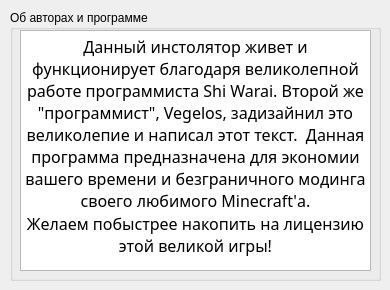
Before: the Qt Designer form Main_Program/Main_Program/design1.ui in ShiWarai/MinecraftModeInstaller, drawn with Qt 5.
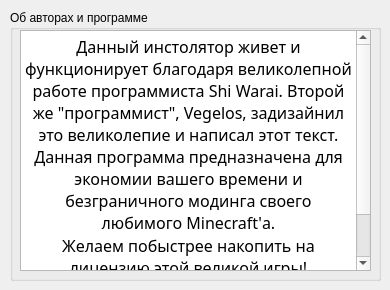
After: the same form once the commit is applied. Icons and pictures are not drawn.

```diff
--- a/Main_Program/Main_Program/design1.ui
+++ b/Main_Program/Main_Program/design1.ui
@@ -81,7 +81,8 @@
 p, li { white-space: pre-wrap; }
 &lt;/style&gt;&lt;/head&gt;&lt;body style=&quot; font-family:'Arial Black'; font-size:22pt; font-weight:600; font-style:normal;&quot;&gt;
 &lt;p align=&quot;center&quot; style=&quot; margin-top:0px; margin-bottom:0px; margin-left:0px; margin-right:0px; -qt-block-indent:0; text-indent:0px;&quot;&gt;&lt;span style=&quot; font-family:'MS Shell Dlg 2'; font-size:12pt; font-weight:400;&quot;&gt;Данный инстолятор живет и функционирует благодаря великолепной работе программиста Shi Warai. Второй же &amp;quot;программист&amp;quot;, Vegelos, задизайнил это великолепие и написал этот текст.  Данная программа предназначена для экономии вашего времени и безграничного модинга своего любимого Minecraft'а.&lt;/span&gt;&lt;/p&gt;
-&lt;p align=&quot;center&quot; style=&quot; margin-top:0px; margin-bottom:0px; margin-left:0px; margin-right:0px; -qt-block-indent:0; text-indent:0px;&quot;&gt;&lt;span style=&quot; font-family:'MS Shell Dlg 2'; font-size:12pt; font-weight:400;&quot;&gt;Желаем побыстрее накопить на лицензию этой великой игры!&lt;/span&gt;&lt;/p&gt;&lt;/body&gt;&lt;/html&gt;</string>
+&lt;p align=&quot;center&quot; style=&quot; margin-top:0px; margin-bottom:0px; margin-left:0px; margin-right:0px; -qt-block-indent:0; text-indent:0px;&quot;&gt;&lt;span style=&quot; font-family:'MS Shell Dlg 2'; font-size:12pt; font-weight:400;&quot;&gt;Желаем побыстрее накопить на лицензию этой великой игры!&lt;/span&gt;&lt;/p&gt;
+&lt;p align=&quot;center&quot; style=&quot; margin-top:0px; margin-bottom:0px; margin-left:0px; margin-right:0px; -qt-block-indent:0; text-indent:0px;&quot;&gt;&lt;span style=&quot; font-family:'MS Shell Dlg 2'; font-size:12pt; font-weight:400;&quot;&gt;Кстати, данная версия обладает возможностью обновления!&lt;/span&gt;&lt;/p&gt;&lt;/body&gt;&lt;/html&gt;</string>
      </property>
     </widget>
    </widget>
```
